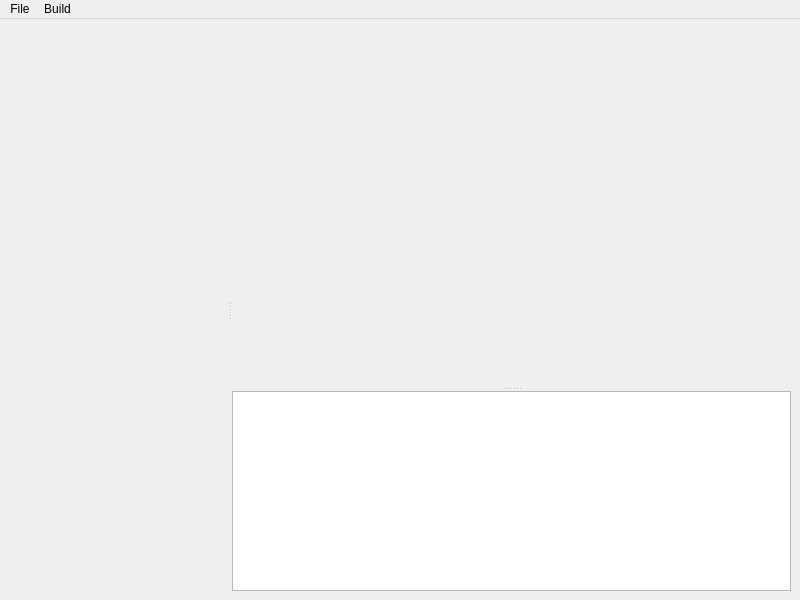
Above: mainwindow.ui from Fustell/Code-Editor-CPP before the change. Below: the same form after it.
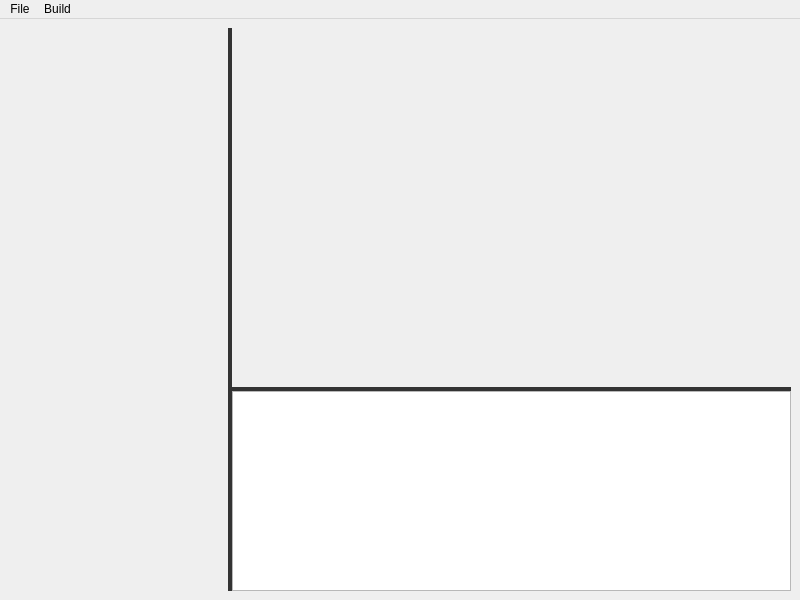
That is the form after the change. Custom widgets are drawn as their Qt base class.

Commit message: added icons and changed color of splitters

The edit to the form file:
```diff
--- a/mainwindow.ui
+++ b/mainwindow.ui
@@ -13,6 +13,11 @@
   <property name="windowTitle">
    <string>Simple IDE</string>
   </property>
+  <property name="styleSheet">
+   <string notr="true">QSplitter::handle {
+    background-color: #333;
+}</string>
+  </property>
   <widget class="QWidget" name="centralwidget">
    <layout class="QHBoxLayout" name="horizontalLayout">
     <item>
```
The commit also changes 11 other files.
